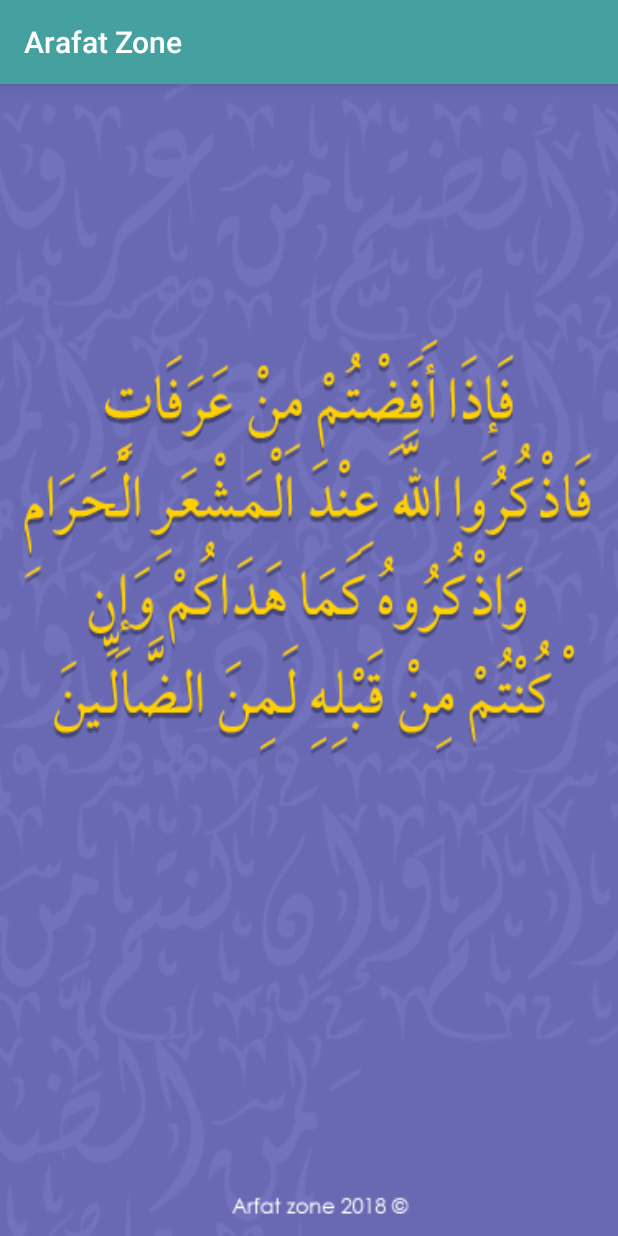
After one commit to MinaSamirCap/WoolHajjHackathon, an Android app: the SplashActivity screen opened directly, with no data from a screen before it, on a phone screen of 412 x 824 dp. The commit adds this screen. Run offline under Robolectric (Android 15) with nearby library versions, the phone set to English and light mode, and no system bars; 1 statement that could not run was skipped.

Commit message:
add splash screen

```diff
--- /dev/null
+++ b/app/src/main/java/hajjhackathon/wool/ui/activities/SplashActivity.java
@@ -0,0 +1,31 @@
+package hajjhackathon.wool.ui.activities;
+
+import android.content.Intent;
+import android.os.Handler;
+import android.support.v7.app.AppCompatActivity;
+import android.os.Bundle;
+
+import hajjhackathon.wool.R;
+
+public class SplashActivity extends AppCompatActivity {
+
+
+    private static int SPLASH_TIME_OUT = 1500;
+
+    @Override
+    protected void onCreate(Bundle savedInstanceState) {
+        super.onCreate(savedInstanceState);
+        setContentView(R.layout.activity_splash);
+
+        new Handler().postDelayed(new Runnable() {
+
+            public void run() {
+                // finish the current activity
+                Intent intent = new Intent(SplashActivity.this, ClientActivity.class);
+                startActivity(intent);
+                finish();
+            }
+
+        }, SPLASH_TIME_OUT);
+    }
+}
--- /dev/null
+++ b/app/src/main/res/layout/activity_splash.xml
@@ -0,0 +1,10 @@
+<?xml version="1.0" encoding="utf-8"?>
+<android.support.constraint.ConstraintLayout xmlns:android="http://schemas.android.com/apk/res/android"
+    xmlns:app="http://schemas.android.com/apk/res-auto"
+    xmlns:tools="http://schemas.android.com/tools"
+    android:layout_width="match_parent"
+    android:layout_height="match_parent"
+    android:background="@drawable/splash"
+    tools:context=".ui.activities.SplashActivity">
+
+</android.support.constraint.ConstraintLayout>
--- a/app/src/main/res/values/colors.xml
+++ b/app/src/main/res/values/colors.xml
@@ -1,8 +1,8 @@
 <?xml version="1.0" encoding="utf-8"?>
 <resources>
-    <color name="primary">#3F51B5</color>
-    <color name="primary_dark">#303F9F</color>
-    <color name="accent">#FF4081</color>
+    <color name="primary">#44A1A0</color>
+    <color name="primary_dark">#3c9190</color>
+    <color name="accent">#f50057</color>
     <color name="red">#d50000</color>
     <color name="green">#00c853</color>
     <color name="white">#FFFFFF</color>
--- a/app/src/main/res/values/strings.xml
+++ b/app/src/main/res/values/strings.xml
@@ -1,6 +1,6 @@
 <resources>
     <string name="google_maps_key" templateMergeStrategy="preserve" translatable="false">AIzaSyB5PYB80FuMFveQMNAB_XsTVH-nvSGKhJ0</string>
-    <string name="app_name">Wool</string>
+    <string name="app_name">Arafat Zone</string>
     <string name="action_settings">Settings</string>
     <string name="done">Done</string>
     <string name="please_open_gps">Please open GPS</string>
```
Also changed, not shown: app/src/main/AndroidManifest.xml (+11 -7 lines), app/src/main/res/drawable-xxhdpi/launcher.png (added), app/src/main/res/drawable-xxhdpi/splash.jpg (added), app/src/main/res/mipmap-xxhdpi/ic_launcher.png (deleted).
